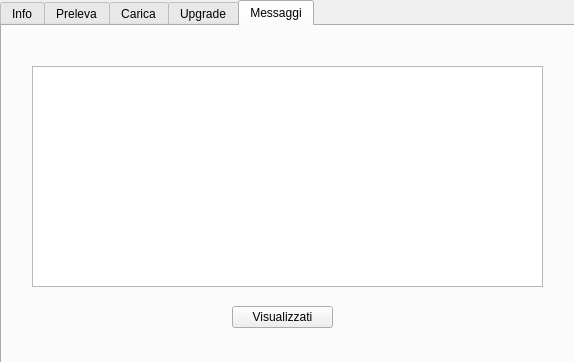
marcofranceschini/p2_project, file BankQ/userinfo.ui: the form before one commit.
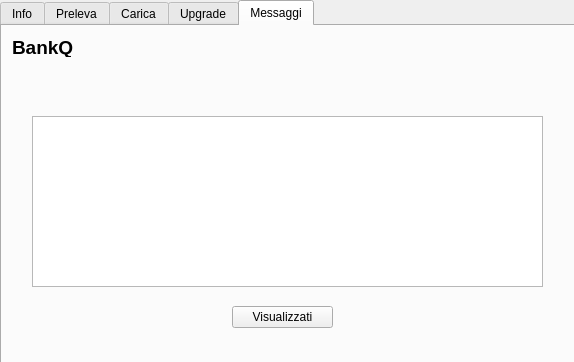
The form after the commit. The open tabs and pages were chosen to show the change.

What changed in the file:
```diff
--- a/BankQ/userinfo.ui
+++ b/BankQ/userinfo.ui
@@ -658,9 +658,9 @@
      <property name="geometry">
       <rect>
        <x>30</x>
-       <y>40</y>
+       <y>90</y>
        <width>511</width>
-       <height>221</height>
+       <height>171</height>
       </rect>
      </property>
     </widget>
@@ -681,7 +681,7 @@
      <property name="geometry">
       <rect>
        <x>30</x>
-       <y>10</y>
+       <y>60</y>
        <width>441</width>
        <height>16</height>
       </rect>
@@ -690,6 +690,19 @@
       <string/>
      </property>
     </widget>
+    <widget class="QLabel" name="label_80">
+     <property name="geometry">
+      <rect>
+       <x>10</x>
+       <y>10</y>
+       <width>71</width>
+       <height>21</height>
+      </rect>
+     </property>
+     <property name="text">
+      <string>&lt;html&gt;&lt;head/&gt;&lt;body&gt;&lt;p&gt;&lt;span style=&quot; font-size:14pt; font-weight:600;&quot;&gt;BankQ&lt;/span&gt;&lt;/p&gt;&lt;/body&gt;&lt;/html&gt;</string>
+     </property>
+    </widget>
    </widget>
   </widget>
  </widget>
```
Left out of the diff: 2 changed lines with no effect on the pictures.
